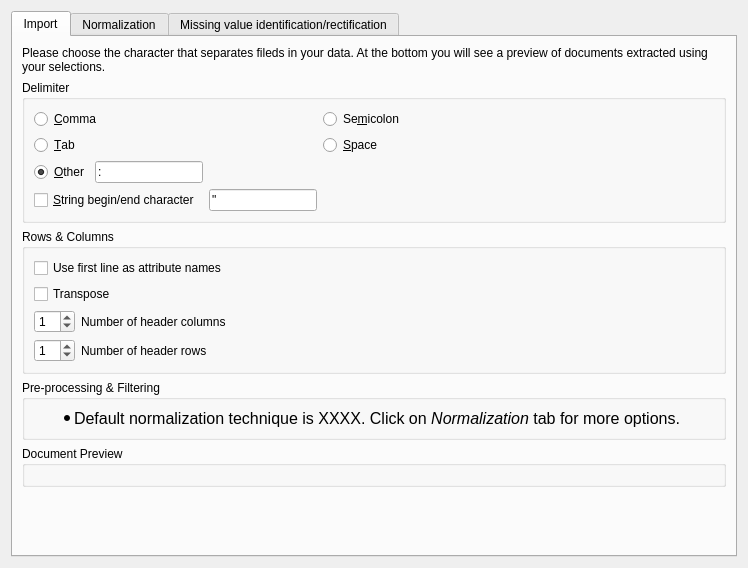
Above: Application/Resources/UI/voDelimitedTextImportWidget.ui from Kitware/Visomics before the change. Below: the same form after it.
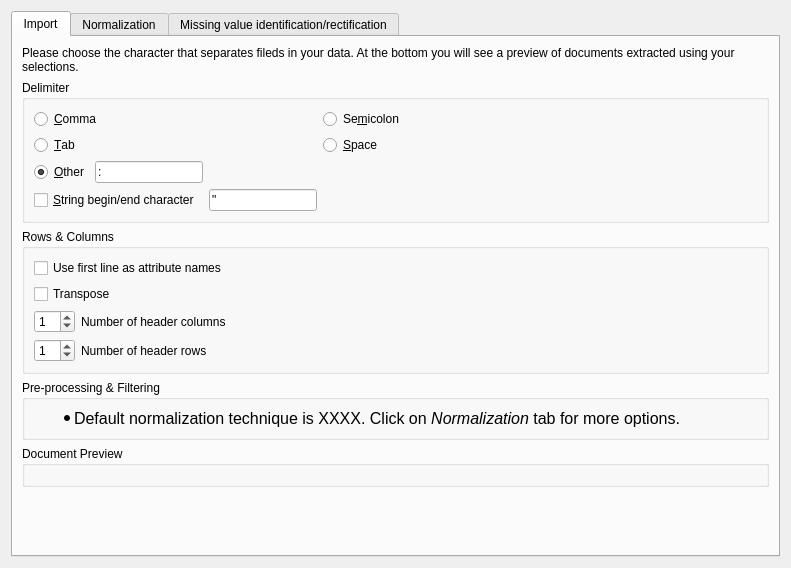
That is the form after the change. Custom widgets are drawn as their Qt base class.

Commit message:
Text box tweaks to voDelimitedTextImportWidget.ui
Make text boxes auto get focus and selection when corresponding buttons are pressed.
Set max input length of text boxes to 1.

```diff
--- a/Application/Resources/UI/voDelimitedTextImportWidget.ui
+++ b/Application/Resources/UI/voDelimitedTextImportWidget.ui
@@ -6,7 +6,7 @@
    <rect>
     <x>0</x>
     <y>0</y>
-    <width>748</width>
+    <width>791</width>
     <height>568</height>
    </rect>
   </property>
```
Left out of the diff: 73 changed lines with no effect on the pictures.
